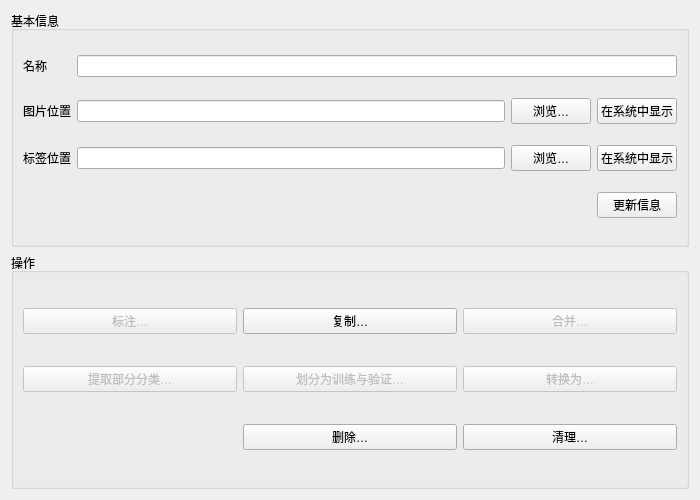
yan-xiaoo/DatasetGUI, file Ui/dataset_window.ui: the form before one commit.
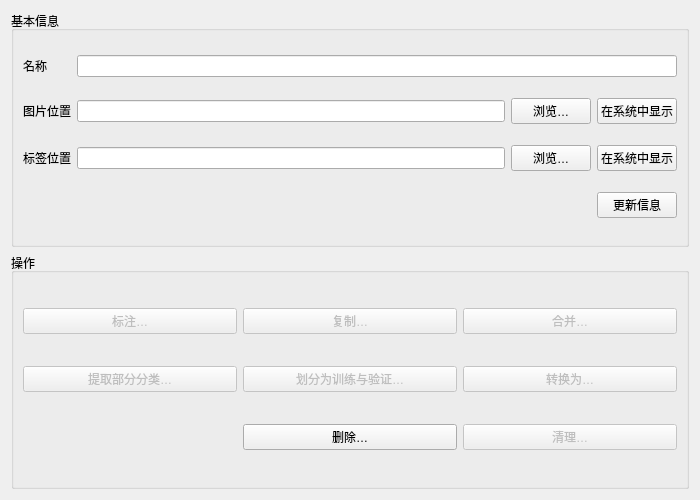
The form after the commit.

The edit to the form file:
```diff
--- a/Ui/dataset_window.ui
+++ b/Ui/dataset_window.ui
@@ -139,7 +139,7 @@
       <item row="0" column="1">
        <widget class="QPushButton" name="copyDatasetButton">
         <property name="enabled">
-         <bool>true</bool>
+         <bool>false</bool>
         </property>
         <property name="text">
          <string>复制…</string>
@@ -196,7 +196,7 @@
       <item row="2" column="2">
        <widget class="QPushButton" name="cleanDatasetButton">
         <property name="enabled">
-         <bool>true</bool>
+         <bool>false</bool>
         </property>
         <property name="text">
          <string>清理…</string>
```
Left out of the diff: 23 changed lines with no effect on the pictures.
